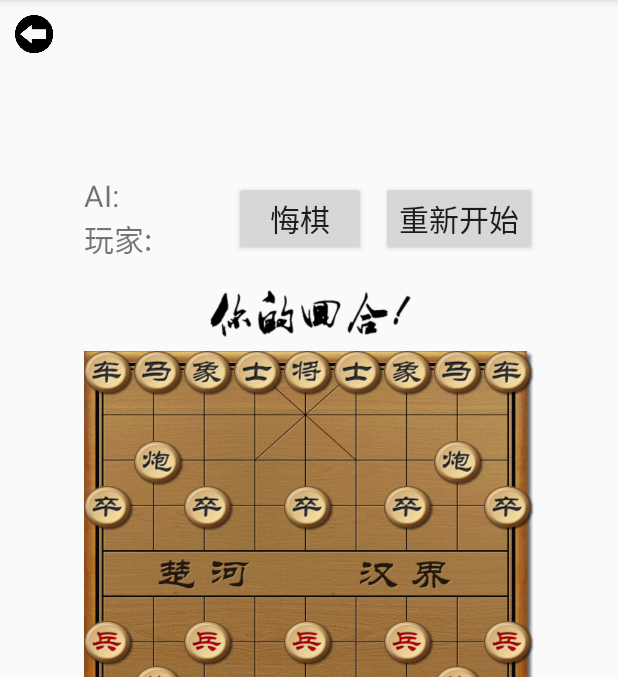
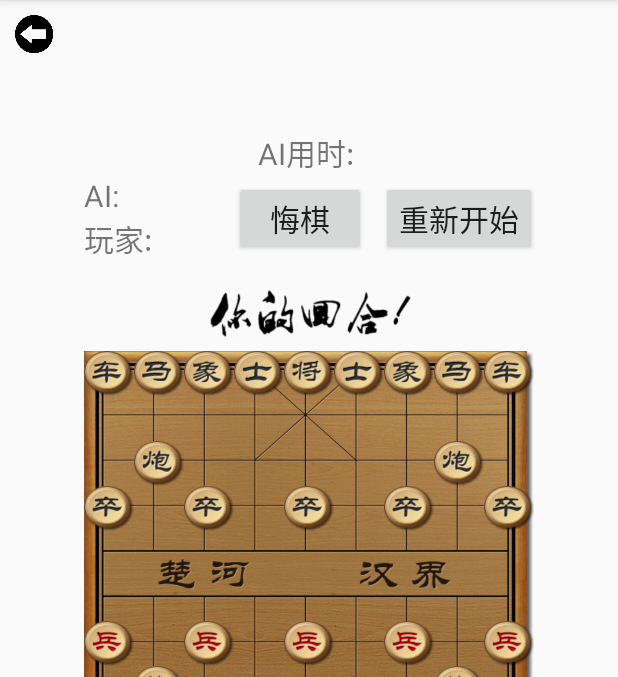
Before and after one commit to chent86/ChineseChess, an Android app: the MainActivity screen opened directly, with no data from a screen before it, on a phone screen of 412 x 824 dp, the part 84-761 px from its top. Run offline under Robolectric (Android 15) with nearby library versions, the phone set to English and light mode, and no system bars; libraries missing offline, so code that uses them is left out: rx.android.schedulers, rx.schedulers; 2 statements that could not run were skipped.

```diff
--- a/app/src/main/java/com/example/ct/chinesschess/MainActivity.java
+++ b/app/src/main/java/com/example/ct/chinesschess/MainActivity.java
@@ -475,7 +475,7 @@ public class MainActivity extends AppCompatActivity {
     }
     void send_chess() {
         try {
-            String baseUrl = "http://192.168.199.229:8099";
+            String baseUrl = "http://119.29.204.118:8099";
             //合成参数
             StringBuilder tempParams = new StringBuilder();
             int pos = 0;
--- a/app/src/main/res/layout/activity_main.xml
+++ b/app/src/main/res/layout/activity_main.xml
@@ -23,7 +23,7 @@
         app:layout_constraintBottom_toTopOf="@id/action_set"
         android:text="AI用时: "
         android:textAlignment="center"
-        android:visibility="invisible"
+        android:visibility="visible"
         android:textSize="20sp"/>
     <LinearLayout
         android:id="@+id/action_set"
```
